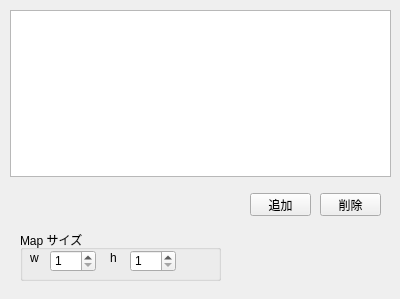
chocoball/StageEditor, file ui/form_maptab.ui: the form before one commit.
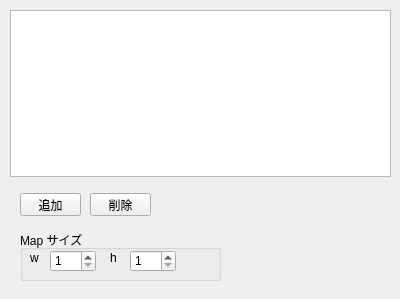
The form after the commit.

Diff of the .ui file:
```diff
--- a/ui/form_maptab.ui
+++ b/ui/form_maptab.ui
@@ -42,21 +42,21 @@
     <item>
      <widget class="QWidget" name="widget" native="true">
       <property name="sizePolicy">
-       <sizepolicy hsizetype="MinimumExpanding" vsizetype="Fixed">
+       <sizepolicy hsizetype="Expanding" vsizetype="Fixed">
         <horstretch>0</horstretch>
         <verstretch>0</verstretch>
        </sizepolicy>
       </property>
       <property name="minimumSize">
        <size>
-        <width>379</width>
+        <width>0</width>
         <height>41</height>
        </size>
       </property>
       <widget class="QPushButton" name="pushButton_add">
        <property name="geometry">
         <rect>
-         <x>240</x>
+         <x>10</x>
          <y>10</y>
          <width>61</width>
          <height>23</height>
@@ -69,7 +69,7 @@
       <widget class="QPushButton" name="pushButton_del">
        <property name="geometry">
         <rect>
-         <x>310</x>
+         <x>80</x>
          <y>10</y>
          <width>61</width>
          <height>23</height>
```
